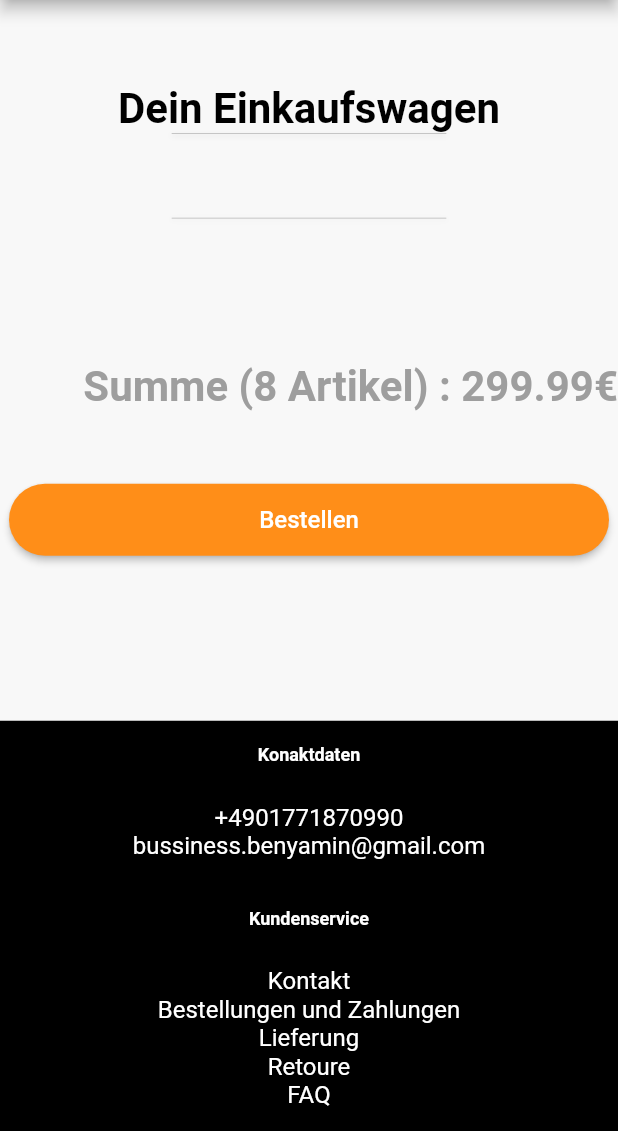
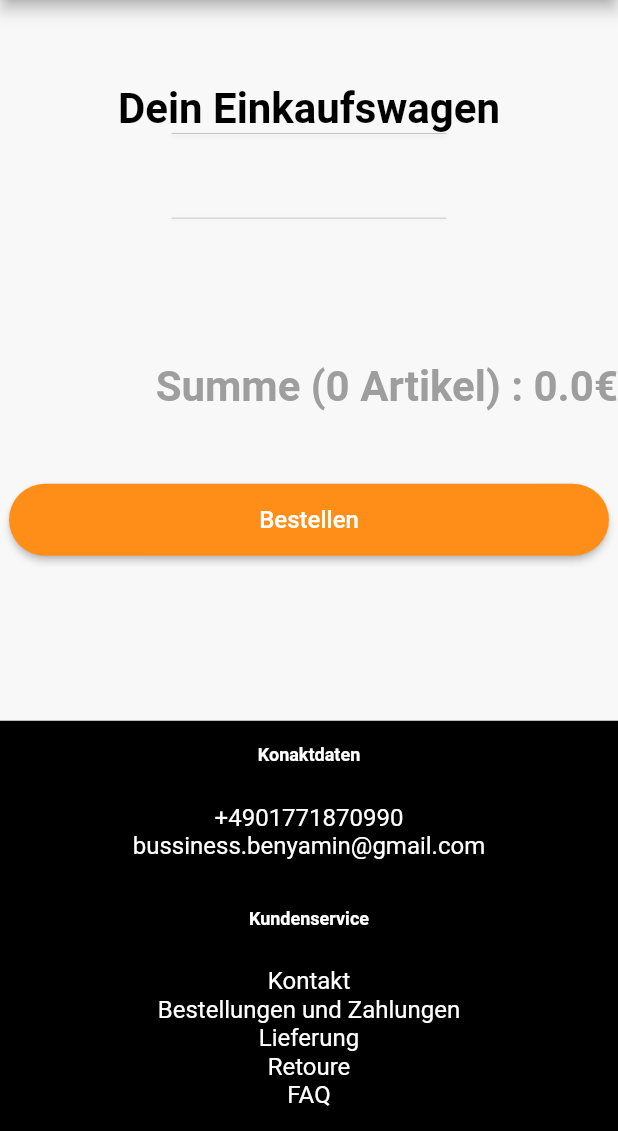
Before and after one commit to benyaminR/gymsmith_web, a Flutter app: the Home screen opened directly, after a tap on an icon or button, on a phone screen of 412 x 824 dp, the part 105-1236 px from its top. Run offline on Flutter 3.47's test engine with Material 2 defaults, Android fonts, the phone set to English and light mode, and no system bars; our stand-ins replace bloc, cloud_firestore, connectivity, dartz, equatable, firebase_auth and 7 more; accounts and stored records are empty; network calls fail.

Commit message:
+BottomCartPageText show the real amount and price +Fixed Tests +Added price to CartItemData

```diff
--- /dev/null
+++ b/lib/cart_page/bottom_amount_and_price_widget.dart
@@ -0,0 +1,32 @@
+import 'package:flutter/cupertino.dart';
+import 'package:flutter_bloc/flutter_bloc.dart';
+import 'package:gymsmith_web/core/utils/TextStyles/text_styles.dart';
+import 'package:gymsmith_web/features/cart/presentation/bloc/cart/cart_bloc.dart';
+import 'package:gymsmith_web/injection_container.dart';
+
+class BottomAmountAndPriceWidget extends StatelessWidget {
+  @override
+  Widget build(BuildContext context) {
+    return Container(
+      child: BlocProvider.value(
+        value: sl<CartBloc>(),
+        child: BlocBuilder<CartBloc,CartState>(
+          builder: (context, state){
+            print('Hello!');
+            if(state is CartUpdatedState){
+              var amount = 0;
+              var total = 0.0;
+              state.updatedCart.items.forEach((element) {
+                amount += element.amount;
+                total += element.amount * double.parse(element.price);
+              });
+              return Text('Summe ($amount Artikel) : $total€',style: roboto28Grey,);
+            }
+            return Container();
+          },
+        ),
+      ),
+    );
+  }
+
+}
--- a/lib/cart_page/cart_page.dart
+++ b/lib/cart_page/cart_page.dart
@@ -9,8 +9,11 @@ import 'package:gymsmith_web/features/cart/presentation/bloc/cart/cart_bloc.dart
 import 'package:gymsmith_web/features/products/presenation/deals_of_the_day/products_bloc.dart';
 import 'package:gymsmith_web/injection_container.dart';
 
+import 'bottom_amount_and_price_widget.dart';
+
 
 class CartPage extends StatelessWidget{
+
   @override
   Widget build(BuildContext context) {
     return Column(
@@ -33,9 +36,7 @@ class CartPage extends StatelessWidget{
         Container(
           width: 625,
           child: Align(
-              child: Text('Summe (8 Artikel) : 299.99€',
-                style: roboto28Grey,
-              ),
+              child: BottomAmountAndPriceWidget(),
             alignment: Alignment.centerRight,
           ),
         ),
@@ -59,7 +60,11 @@ class CartPage extends StatelessWidget{
 }
 
 
+
 class CartList extends StatelessWidget{
+
+  const CartList({Key key}) : super(key: key);
+
   @override
   Widget build(BuildContext context) {
     return BlocProvider.value(
@@ -69,6 +74,7 @@ class CartList extends StatelessWidget{
           if(state is CartGetState || state is CartRemoveState || state is CartAddState)
             return CircularProgressIndicator();
           if(state is CartUpdatedState) {
+            //reset price and amount
             return Column(
               children: getCartItemCartUIs(state.updatedCart.items),
             );
@@ -80,6 +86,8 @@ class CartList extends StatelessWidget{
   }
 
   List<Widget> getCartItemCartUIs( List<CartItemData> items){
+
+
     List<Widget> cards = List<Widget>();
     for(var x = 0 ; x < items.length; x++){
       cards.add(CartItemCardUI(cartItemData: items[x]));
--- a/lib/features/cart/data/datasources/cart_remote_data_source.dart
+++ b/lib/features/cart/data/datasources/cart_remote_data_source.dart
@@ -4,7 +4,6 @@ import 'package:firebase_auth/firebase_auth.dart';
 import 'package:flutter/cupertino.dart';
 import 'package:gymsmith_web/features/cart/data/model/cart_model.dart';
 import 'package:gymsmith_web/features/cart/domain/entity/Cart.dart';
-import 'package:mockito/mockito.dart';
 
 abstract class CartRemoteDataSource{
   Future<CartModel> get();
@@ -29,6 +28,7 @@ class CartRemoteDataSourceImpl implements CartRemoteDataSource{
         .where('databaseRef',isEqualTo: item.databaseRef)
         .where('size',isEqualTo: item.size)
         .where('color',isEqualTo: item.color)
+        .where('price',isEqualTo: item.price)
         .getDocuments());
     var exists = currentItem.documents.length >= 1;
 
@@ -41,7 +41,8 @@ class CartRemoteDataSourceImpl implements CartRemoteDataSource{
         'databaseRef': item.databaseRef,
         'size': item.size,
         'amount': item.amount,
-        'color': item.color
+        'color': item.color,
+        'price' : item.price
       });
     }else{
       int currentAmount = currentItem.documents[0].data['amount'];
@@ -74,6 +75,7 @@ class CartRemoteDataSourceImpl implements CartRemoteDataSource{
         .where('databaseRef',isEqualTo: item.databaseRef)
         .where('size',isEqualTo: item.size)
         .where('color',isEqualTo: item.color)
+        .where('price',isEqualTo: item.price)
         .getDocuments());
     for(var snapshot in currentItem.documents){
         if(snapshot.data['amount'] > 1) {
--- a/lib/features/cart/domain/entity/Cart.dart
+++ b/lib/features/cart/domain/entity/Cart.dart
@@ -19,18 +19,19 @@ class CartItemData extends Equatable{
   final String size;
   final String color;
   final int amount;
-
-  CartItemData({@required this.databaseRef,@required this.size,@required this.color,@required this.amount});
+  final String price;
+  CartItemData({@required this.databaseRef,@required this.size,@required this.color,@required this.amount,@required this.price});
 
   @override
   List<Object> get props => [databaseRef,size,color,amount];
 
   factory CartItemData.fromSnapshot(DocumentSnapshot snapshot){
     return CartItemData(
-      databaseRef : snapshot['databaseRef'] ,
-      size : snapshot['size'],
-      color :  snapshot['color'],
-      amount : snapshot['amount']
+        databaseRef : snapshot['databaseRef'] ,
+        size : snapshot['size'],
+        color :  snapshot['color'],
+        amount : snapshot['amount'],
+        price: snapshot['price']
     );
   }
 
@@ -39,7 +40,8 @@ class CartItemData extends Equatable{
       color: item.colors[0],
       amount: 1,
       databaseRef: item.databaseRef,
-      size: item.sizes[0]
+      size: item.sizes[0],
+      price: item.price
     );
   }
 }
```
Also changed, not shown: 1 other file.
